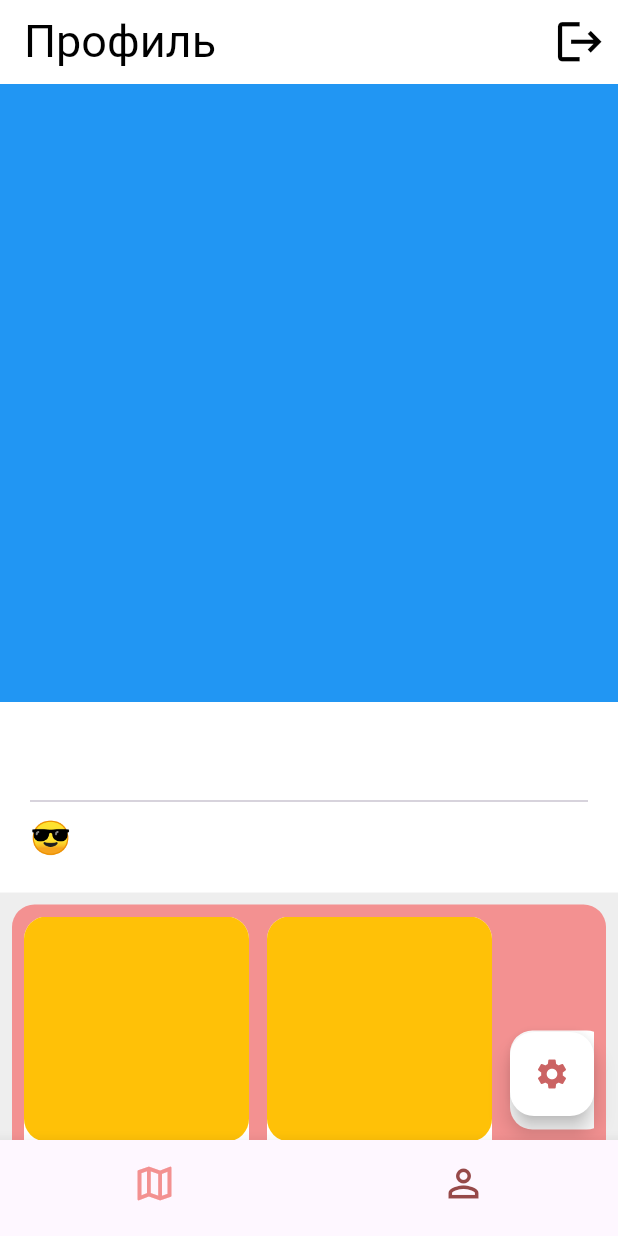
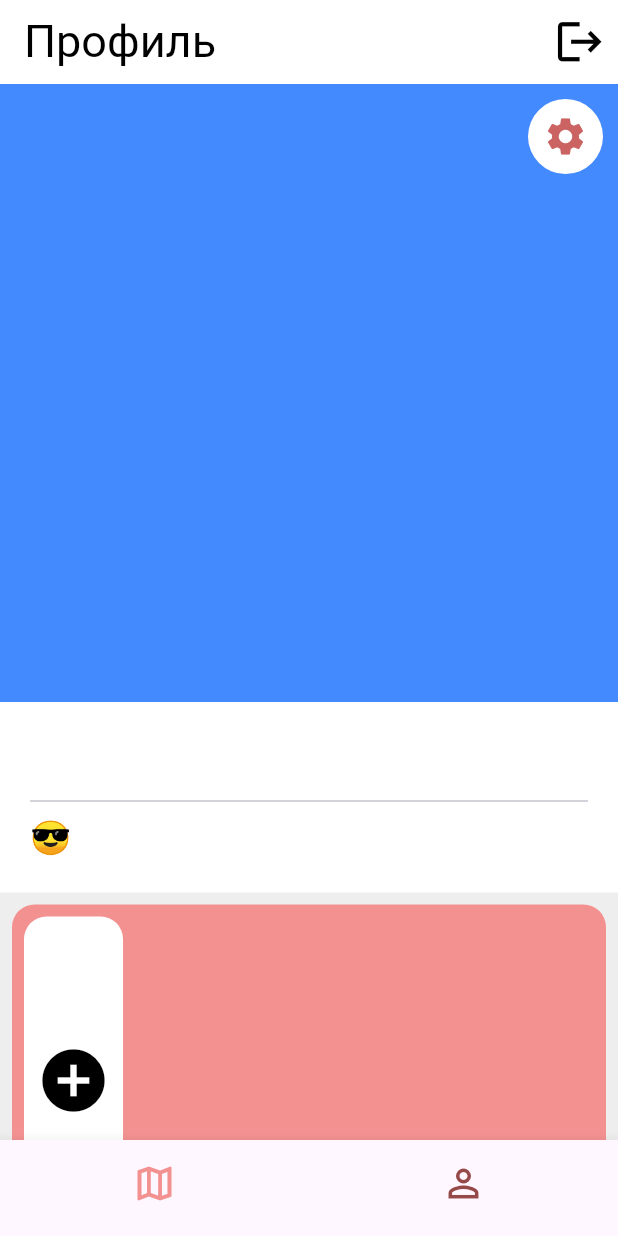
Before and after one commit to Skeetztoon/ani_life, a Flutter app: the screen it shows once a user with an empty profile is signed in, item 2 of the bottom bar chosen, on a phone screen of 412 x 824 dp. Run offline on Flutter 3.47's test engine with Material 3 defaults, Android fonts, the phone set to English and light mode, and no system bars; our stand-ins replace cloud_firestore, firebase_auth, firebase_core, firebase_storage, flutter_map, flutter_riverpod and 2 more; missing offline and left inert: flutter_map_marker_cluster; accounts and stored records are empty; statements that could not run were skipped.

Commit message:
Added pets list functionality, added creating pet feature

```diff
--- a/lib/components/profile/profile_settings.dart
+++ b/lib/components/profile/credentials/profile_settings.dart
@@ -1,5 +1,5 @@
 import 'package:ani_life/components/profile/images/imageSelectionPreview.dart';
-import 'package:ani_life/components/profile/myInfoField.dart';
+import 'package:ani_life/components/profile/credentials/myInfoField.dart';
 import 'package:cloud_firestore/cloud_firestore.dart';
 import 'package:firebase_auth/firebase_auth.dart';
 import 'package:flutter/material.dart';
--- a/lib/components/profile/pets/pets_list.dart
+++ b/lib/components/profile/pets/pets_list.dart
@@ -1,4 +1,7 @@
+import 'package:ani_life/components/profile/pets/adding_new_pet_screen.dart';
 import 'package:ani_life/utils/constants.dart';
+import 'package:cloud_firestore/cloud_firestore.dart';
+import 'package:firebase_auth/firebase_auth.dart';
 import 'package:flutter/cupertino.dart';
 import 'package:flutter/material.dart';
 
@@ -9,25 +12,45 @@ class PetsList extends StatefulWidget {
   State<PetsList> createState() => _PetsListState();
 }
 
-class Pet {
-  final String name;
-  final Color imageColor;
-  Pet({required this.name, required this.imageColor});
-}
-
-List<Pet> pets = [
-  Pet(name: "Буся", imageColor: Colors.blue),
-  Pet(name: "Пуся", imageColor: Colors.yellow),
-];
+// class Pet {
+//   final String name;
+//   final Color imageColor;
+//   Pet({required this.name, required this.imageColor});
+// }
+//
+// List<Pet> pets = [
+//   Pet(name: "Буся", imageColor: Colors.blue),
+//   Pet(name: "Пуся", imageColor: Colors.yellow),
+// ];
 
 class _PetsListState extends State<PetsList> {
 
-  int _focusedIndex = 0;
-  void _onItemFocus(int index) {
-    setState(() {
-      _focusedIndex = index;
-    });
+  final FirebaseFirestore _firestore = FirebaseFirestore.instance;
+  List<DocumentSnapshot> _pets = [];
+
+  @override
+  void initState() {
+    super.initState();
+    _fetchPets();
   }
+
+  Future<void> _fetchPets() async {
+    // Assuming you have the current user's ID
+    final currentUser = FirebaseAuth.instance.currentUser;
+
+    // Fetch the user document to get the list of owned pet IDs
+    DocumentSnapshot userDoc = await _firestore.collection('users').doc(currentUser!.email).get();
+    List<String> petIds = List<String>.from(userDoc['pets']);
+
+    // Fetch each pet document by ID
+    for (String petId in petIds) {
+      DocumentSnapshot petDoc = await _firestore.collection('pets').doc(petId).get();
+      setState(() {
+        _pets.add(petDoc);
+      });
+    }
+  }
+
 
   @override
   Widget build(BuildContext context) {
@@ -44,28 +67,21 @@ class _PetsListState extends State<PetsList> {
           // height: 300,
           child: SingleChildScrollView(
             scrollDirection: Axis.horizontal,
-            child: Row(
+            child: _pets.isEmpty?AddPetContainer():Row(
               children: [
                 ListView.separated(
                   shrinkWrap: true,
                   scrollDirection: Axis.horizontal,
-                  itemCount: pets.length,
+                  itemCount: _pets.length,
                   separatorBuilder: (context, index) {
                     return const SizedBox(width: 12,);
                   },
                   itemBuilder: (context, index) {
-                    return PetCard(petName: pets[index].name, imageColor: Colors.amber,);
+                    return PetCard(petName: _pets[index]["name"], petAge: _pets[index]["age"], imageColor: Colors.amber,);
                   },
                 ),
-
-                SizedBox(width: 12,),
-                Container(
-                  decoration: BoxDecoration(
-                    borderRadius: BorderRadius.circular(15),
-                    color: Colors.white,
-                  ),
-                  child: IconButton(icon: Icon(Icons.add_circle), onPressed: () {},),
-                ),
+                const SizedBox(width: 12,),
+                const AddPetContainer(),
               ],
             ),
           ),
@@ -76,9 +92,10 @@ class _PetsListState extends State<PetsList> {
 }
 
 class PetCard extends StatelessWidget {
-  const PetCard({super.key, required this.petName, this.imageColor});
+  const PetCard({super.key, required this.petName, required this.petAge, this.imageColor});
 
   final String petName;
+  final int petAge;
   final Color? imageColor;
 
   @override
@@ -103,8 +120,35 @@ class PetCard extends StatelessWidget {
                 .titleMedium
                 ?.copyWith(color: Colors.black),
           ),
+          Text(
+            "${petAge} лет",
+            style: Theme.of(context)
+                .textTheme
+                .titleSmall,
+          ),
         ],
       ),
     );
   }
 }
+
+class AddPetContainer extends StatelessWidget {
+  const AddPetContainer({super.key});
+
+  @override
+  Widget build(BuildContext context) {
+    return Container(
+      decoration: BoxDecoration(
+        borderRadius: BorderRadius.circular(15),
+        color: Colors.white,
+      ),
+      child: IconButton(icon: Icon(Icons.add_circle), onPressed: () {
+        Navigator.push(
+          context,
+          MaterialPageRoute(
+              builder: (context) => const AddingNewPetScreen()),
+        );
+      },),
+    );
+  }
+}
--- a/lib/pages/main_pages/profile_page.dart
+++ b/lib/pages/main_pages/profile_page.dart
@@ -1,13 +1,12 @@
+import 'package:ani_life/components/profile/credentials/profileDetails.dart';
 import 'package:ani_life/components/profile/pets/pets_list.dart';
-import 'package:ani_life/components/profile/profileDetails.dart';
 import 'package:ani_life/utils/constants.dart';
 import 'package:cloud_firestore/cloud_firestore.dart';
 import 'package:firebase_auth/firebase_auth.dart';
 import 'package:flutter/material.dart';
 import 'package:flutter_riverpod/flutter_riverpod.dart';
-import 'package:image_picker/image_picker.dart';
 
-import '../../components/profile/profile_settings.dart';
+import '../../components/profile/credentials/profile_settings.dart';
 import '../../services/auth/auth_provider.dart';
 
 class ProfilePage extends StatefulWidget {
@@ -18,7 +17,6 @@ class ProfilePage extends StatefulWidget {
 }
 
 class _ProfilePageState extends State<ProfilePage> {
-
   // late DocumentSnapshot userDocument;
   //
   // Future<void> getCurrentUserDocument() async {
@@ -68,30 +66,70 @@ class _ProfilePageState extends State<ProfilePage> {
           ),
         ],
       ),
-      body: Center(
-        child: SingleChildScrollView(
-          child: Column(
-            children: [
-              Container(
-                height: MediaQuery.of(context).size.width,
-                color: Colors.blue,
-              ),
+      // body: Center(
+      //   child: SingleChildScrollView(
+      //     child: Column(
+      //       children: [
+      //         Container(
+      //           height: MediaQuery.of(context).size.width,
+      //           color: Colors.blue,
+      //         ),
+      //         ProfileDetails(),
+      //         PetsList(),
+      //       ],
+      //     ),
+      //   ),
+      // ),
+      // floatingActionButton: FloatingActionButton(
+      //   onPressed: () {
+      //     Navigator.push(
+      //       context,
+      //       MaterialPageRoute(builder: (context) => const AccountSettings()),
+      //     );
+      //   },
+      //   foregroundColor: AniColorPrimary,
+      //   backgroundColor: Colors.white,
+      //   child: const Icon(Icons.settings),
+      // ),
+      body: CustomScrollView(
+        slivers: [
+          SliverAppBar(
+            pinned: false,
+            floating: false,
+            expandedHeight: MediaQuery.of(context).size.width,
+            flexibleSpace: FlexibleSpaceBar(
+              background: Stack(fit: StackFit.expand, children: [
+                const ColoredBox(
+                  color: Colors.blueAccent,
+                ),
+                Positioned(
+                  right: 10,
+                  top: 10,
+                  child: CircleAvatar(
+                    backgroundColor: Colors.white,
+                    radius: 25,
+                    child: IconButton(
+                      onPressed: () {
+                        Navigator.push(
+                          context,
+                          MaterialPageRoute(
+                              builder: (context) => const AccountSettings()),
+                        );
+                      },
+                      icon: const Icon(Icons.settings, size: 30, color: Color(0xFFCB6363),),
+                    ),
+                  ),
+                ),
+              ]),
+            ),
+          ),
+          SliverList(
+            delegate: SliverChildListDelegate([
               ProfileDetails(),
               PetsList(),
-            ],
+            ]),
           ),
-        ),
-      ),
-      floatingActionButton: FloatingActionButton(
-        onPressed: () {
-          Navigator.push(
-            context,
-            MaterialPageRoute(builder: (context) => const AccountSettings()),
-          );
-        },
-        foregroundColor: AniColorPrimary,
-        backgroundColor: Colors.white,
-        child: const Icon(Icons.settings),
+        ],
       ),
     );
   }
```
Also changed, not shown: lib/components/profile/pets/adding_new_pet_screen.dart (added, +81 -0 lines), lib/components/profile/pets_list.dart (deleted, +0 -68 lines), lib/components/profile/credentials/myInfoField.dart (renamed from lib/components/profile/myInfoField.dart), lib/components/profile/credentials/profileDetails.dart (renamed from lib/components/profile/profileDetails.dart).
